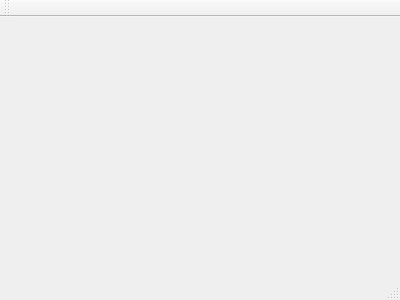
Old version of the form mainwindow.ui in the repository FrLallemand/autovoiture.
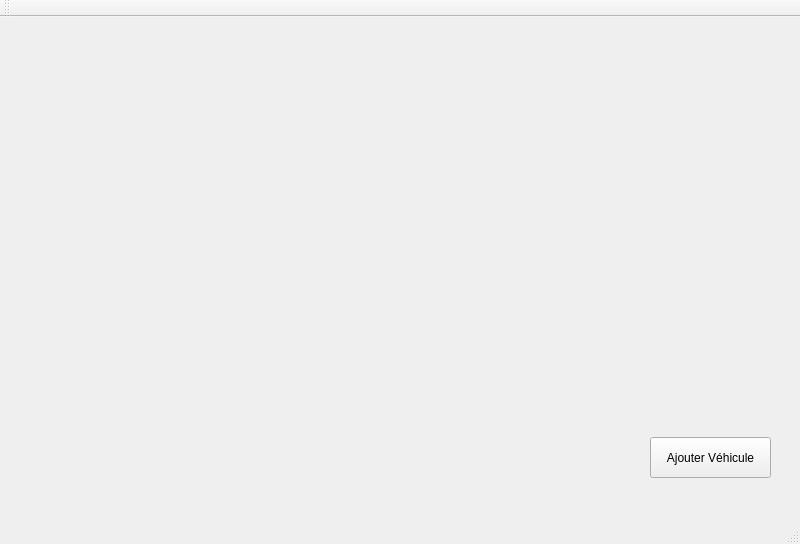
New version of the form.

Commit message: ajout de vehicule

The edit to the form file:
```diff
--- a/mainwindow.ui
+++ b/mainwindow.ui
@@ -1,24 +1,53 @@
 <ui version="4.0">
  <class>MainWindow</class>
- <widget class="QMainWindow" name="MainWindow" >
-  <property name="geometry" >
+ <widget class="QMainWindow" name="MainWindow">
+  <property name="geometry">
    <rect>
     <x>0</x>
     <y>0</y>
-    <width>400</width>
-    <height>300</height>
+    <width>800</width>
+    <height>544</height>
    </rect>
   </property>
   <property name="windowTitle" >
    <string>MainWindow</string>
   </property>
-  <widget class="QMenuBar" name="menuBar" />
-  <widget class="QToolBar" name="mainToolBar" />
-  <widget class="QWidget" name="centralWidget" />
-  <widget class="QStatusBar" name="statusBar" />
+  <widget class="QWidget" name="centralWidget">
+   <widget class="QPushButton" name="b_addVehicule">
+    <property name="geometry">
+     <rect>
+      <x>650</x>
+      <y>420</y>
+      <width>121</width>
+      <height>41</height>
+     </rect>
+    </property>
+    <property name="text">
+     <string>Ajouter Véhicule</string>
+    </property>
+   </widget>
+  </widget>
+  <widget class="QMenuBar" name="menuBar">
+   <property name="geometry">
+    <rect>
+     <x>0</x>
+     <y>0</y>
+     <width>800</width>
+     <height>19</height>
+    </rect>
+   </property>
+  </widget>
+  <widget class="QToolBar" name="mainToolBar">
+   <attribute name="toolBarArea">
+    <enum>TopToolBarArea</enum>
+   </attribute>
+   <attribute name="toolBarBreak">
+    <bool>false</bool>
+   </attribute>
+  </widget>
+  <widget class="QStatusBar" name="statusBar"/>
  </widget>
- <layoutDefault spacing="6" margin="11" />
- <pixmapfunction></pixmapfunction>
+ <layoutdefault spacing="6" margin="11"/>
  <resources/>
  <connections/>
 </ui>
```
Left out of the diff: 3 changed lines with no effect on the pictures. The commit also changes 8 other files.
